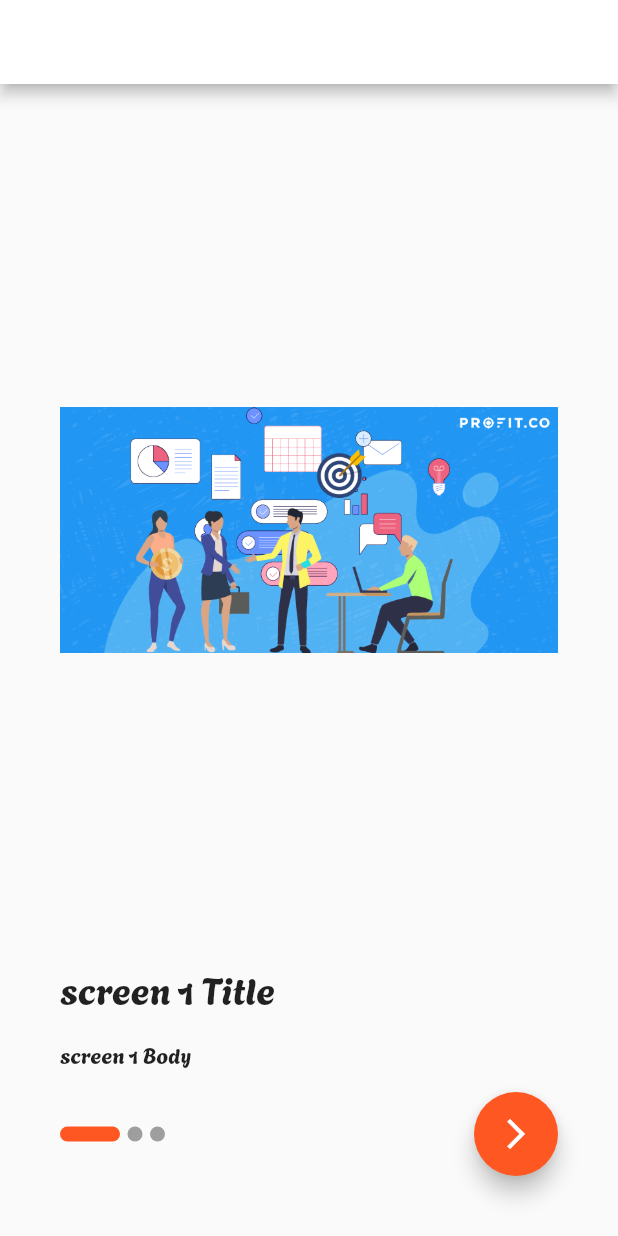
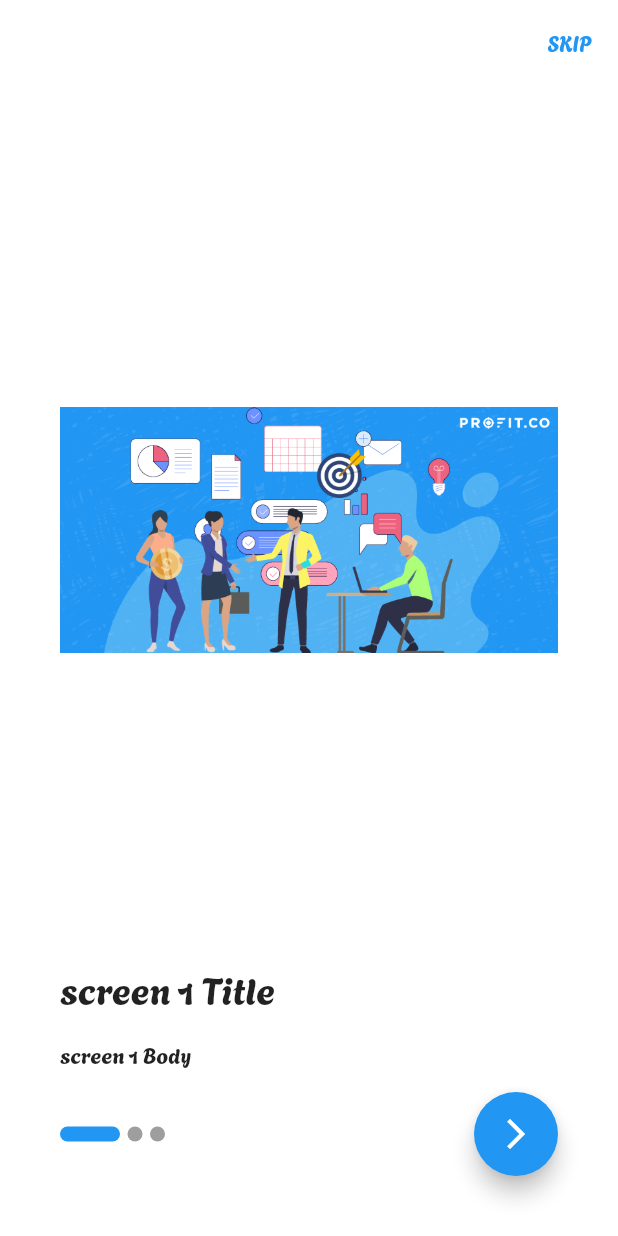
Before and after one commit to SamarAbdulaziz/shop_app, a Flutter app: the screen it shows after launch, on a phone screen of 412 x 824 dp. Run offline on Flutter 3.47's test engine with Material 2 defaults, Android fonts, the phone set to English and light mode, and no system bars; drawn by our look-alikes of smooth_page_indicator.

Commit message:
skip button added

```diff
--- a/lib/core/colors.dart
+++ b/lib/core/colors.dart
@@ -1,3 +1,3 @@
 import 'package:flutter/material.dart';
 
-const MaterialColor defaultColor=Colors.deepOrange;
+const MaterialColor defaultColor=Colors.blue;
--- a/lib/core/themes/themes.dart
+++ b/lib/core/themes/themes.dart
@@ -1,11 +1,108 @@
 import 'package:flutter/material.dart';
+import 'package:flutter/services.dart';
 import 'package:shop_app/core/colors.dart';
 
 ThemeData lightTheme=ThemeData(
   fontFamily: 'Agbalumo',
   primarySwatch: defaultColor,
+  scaffoldBackgroundColor: Colors.white,
+  appBarTheme: const AppBarTheme(
+    titleSpacing: 20.0,
+    systemOverlayStyle: SystemUiOverlayStyle(
+      statusBarColor: Colors.white,
+      statusBarIconBrightness: Brightness.dark,
+    ),
+    backgroundColor: Colors.white,
+    elevation: 0.0,
+    titleTextStyle: TextStyle(
+      color: Colors.black,
+      fontSize: 20.0,
+      fontWeight: FontWeight.bold,
+    ),
+    iconTheme: IconThemeData(
+      color: Colors.black,
+    ),
+  ),
+
+
 
 );
 ThemeData darkTheme=ThemeData(
   fontFamily: 'Agbalumo',
 );
+// ThemeData lightTheme = ThemeData(
+//   primarySwatch: defaultColor,
+//   scaffoldBackgroundColor: Colors.white,
+//   appBarTheme: const AppBarTheme(
+//     titleSpacing: 20.0,
+//     backwardsCompatibility: false,
+//     systemOverlayStyle: SystemUiOverlayStyle(
+//       statusBarColor: Colors.white,
+//       statusBarIconBrightness: Brightness.dark,
+//     ),
+//     backgroundColor: Colors.white,
+//     elevation: 0.0,
+//     titleTextStyle: TextStyle(
+//       color: Colors.black,
+//       fontSize: 20.0,
+//       fontWeight: FontWeight.bold,
+//     ),
+//     iconTheme: IconThemeData(
+//       color: Colors.black,
+//     ),
+//   ),
+//   bottomNavigationBarTheme: const BottomNavigationBarThemeData(
+//     type: BottomNavigationBarType.fixed,
+//     selectedItemColor: Colors.deepOrange,
+//     unselectedItemColor: Colors.grey,
+//     elevation: 20.0,
+//     backgroundColor: Colors.white,
+//   ),
+//   textTheme: const TextTheme(
+//     bodyText1: TextStyle(
+//       fontSize: 18.0,
+//       fontWeight: FontWeight.w600,
+//       color: Colors.black,
+//     ),
+//   ),
+//   fontFamily: 'Jannah',
+// );
+
+//
+// ThemeData darkTheme = ThemeData(
+//   primarySwatch: defaultColor,
+//   scaffoldBackgroundColor: HexColor('333739'),
+//   appBarTheme: AppBarTheme(
+//     titleSpacing: 20.0,
+//     backwardsCompatibility: false,
+//     systemOverlayStyle: SystemUiOverlayStyle(
+//       statusBarColor: HexColor('333739'),
+//       statusBarIconBrightness: Brightness.light,
+//     ),
+//     backgroundColor: HexColor('333739'),
+//     elevation: 0.0,
+//     titleTextStyle: TextStyle(
+//       color: Colors.white,
+//       fontSize: 20.0,
+//       fontWeight: FontWeight.bold,
+//     ),
+//     iconTheme: IconThemeData(
+//       color: Colors.white,
+//     ),
+//   ),
+//   bottomNavigationBarTheme: BottomNavigationBarThemeData(
+//     type: BottomNavigationBarType.fixed,
+//     selectedItemColor: Colors.deepOrange,
+//     unselectedItemColor: Colors.grey,
+//     elevation: 20.0,
+//     backgroundColor: HexColor('333739'),
+//   ),
+//   textTheme: TextTheme(
+//     bodyText1: TextStyle(
+//       fontSize: 18.0,
+//       fontWeight: FontWeight.w600,
+//       color: Colors.white,
+//     ),
+//   ),
+//   fontFamily: 'Jannah',
+// );
--- a/lib/presentation/screens/login-screen.dart
+++ b/lib/presentation/screens/login-screen.dart
@@ -5,6 +5,8 @@ class LoginScreen extends StatelessWidget {
 
   @override
   Widget build(BuildContext context) {
-    return const Scaffold();
+    return const Scaffold(
+
+    );
   }
 }
--- a/lib/presentation/screens/onBoarding_screen.dart
+++ b/lib/presentation/screens/onBoarding_screen.dart
@@ -33,7 +33,19 @@ class _OnBoardingScreenState extends State<OnBoardingScreen> {
   @override
   Widget build(BuildContext context) {
     return Scaffold(
-      appBar: AppBar(backgroundColor: Colors.white),
+      appBar: AppBar(
+        actions: [
+          defaultTextButton(
+            function: () {
+              navigateAndFinish(
+                context,
+                const LoginScreen(),
+              );
+            },
+            text: 'skip',
+          ),
+        ],
+      ),
       body: Padding(
         padding: const EdgeInsets.all(40),
         child: Column(
```
